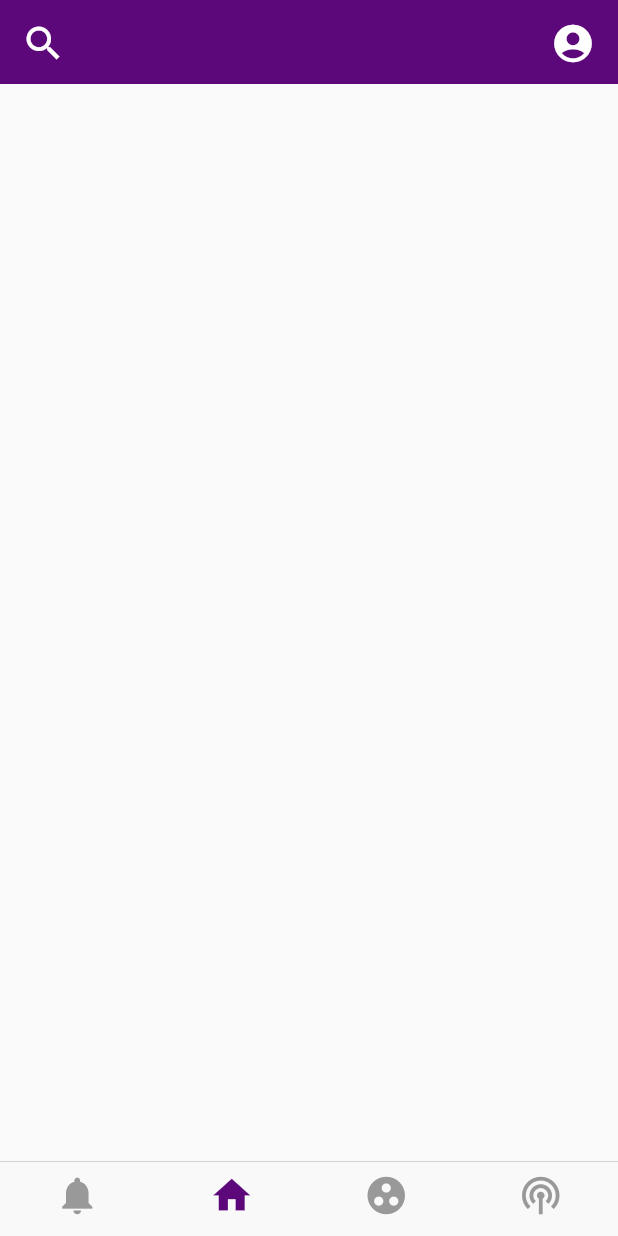
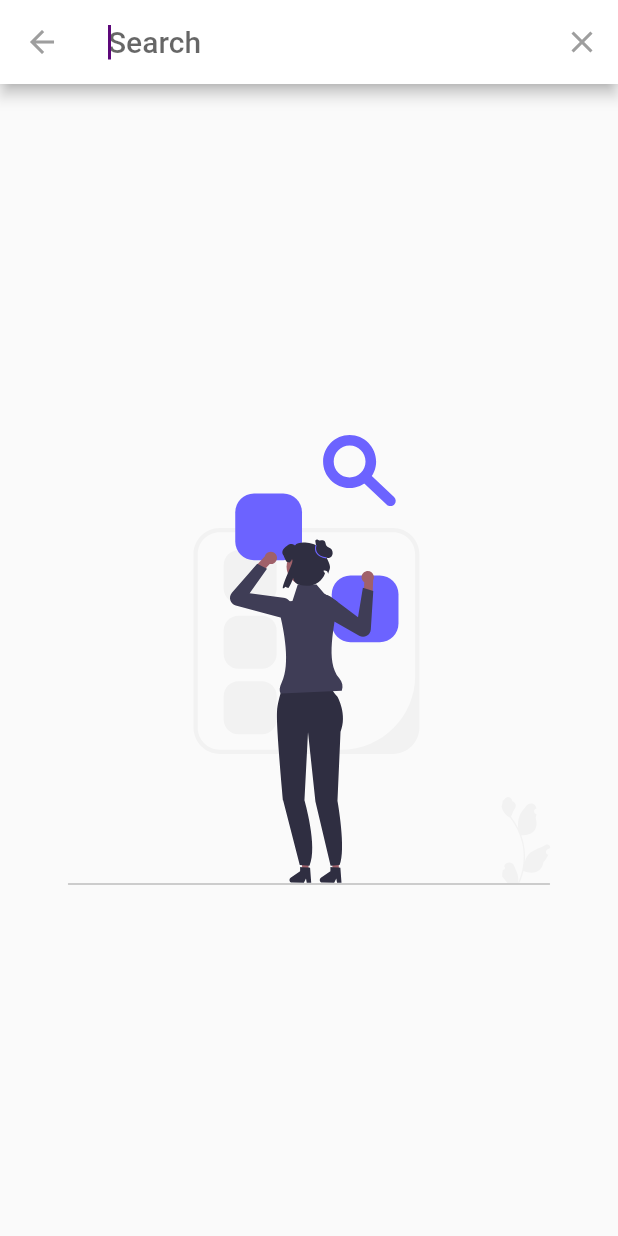
Before and after one commit to JonahCodeGeek/DBU-PUSH-REPO, a Flutter app: the PageNavigator screen opened directly, item 2 of the bottom bar chosen, after a tap on the "search" icon, on a phone screen of 412 x 824 dp. Run offline on Flutter 3.47's test engine with Material 2 defaults, Android fonts, the phone set to English and light mode, and no system bars; our stand-ins replace cached_network_image, cloud_firestore, firebase_core, flutter_svg, google_fonts; accounts and stored records are empty.

Commit message:
search functinality using search delegates

```diff
--- a/lib/main.dart
+++ b/lib/main.dart
@@ -1,4 +1,4 @@
-import 'package:dbu_push/screens/main_screen.dart';
+import 'package:dbu_push/screens/pages/page_navigator.dart';
 import 'package:flutter/material.dart';
 import 'package:firebase_core/firebase_core.dart';
 import 'utils/Theme/app_theme.dart';
@@ -19,7 +19,7 @@ class DbuPush extends StatelessWidget {
       debugShowCheckedModeBanner: false,
       title: 'DBU PUSH ',
       theme: appLightTheme(),
-      home: MainPage(),
+      home: PageNavigator(),
     );
   }
 }
--- a/lib/screens/pages/home.dart
+++ b/lib/screens/pages/home.dart
@@ -1,5 +1,12 @@
+import 'package:cloud_firestore/cloud_firestore.dart';
+import 'package:dbu_push/models/user.dart';
+import 'package:dbu_push/screens/pages/profile.dart';
 import 'package:dbu_push/utils/Theme/app_colors.dart';
+import 'package:dbu_push/utils/helpers/firestore_cloud_reference.dart';
+import 'package:dbu_push/widgets/build_no_content_search.dart';
 import 'package:dbu_push/widgets/circle_button.dart';
+import 'package:dbu_push/widgets/progress.dart';
+import 'package:dbu_push/widgets/user_list_tile.dart';
 import 'package:flutter/material.dart';
 
 class Home extends StatefulWidget {
@@ -10,20 +17,30 @@ class Home extends StatefulWidget {
 }
 
 class _HomeState extends State<Home> {
+  tapProfile() {
+    Navigator.push(
+        context, MaterialPageRoute(builder: ((context) => Profile())));
+  }
+
   @override
   Widget build(BuildContext context) {
     return Scaffold(
       body: CustomScrollView(
         slivers: [
-
           SliverAppBar(
-             backgroundColor:AppColors.primaryColor,
+            backgroundColor: AppColors.primaryColor,
             floating: true,
             leading: CircleButton(
-                icon: Icons.search, iconSize: 30, onPressed: () {}),
+                icon: Icons.search,
+                iconSize: 30,
+                onPressed: () {
+                  showSearch(context: context, delegate: ContentSearch());
+                }),
             actions: [
               CircleButton(
-                  icon: Icons.account_circle, iconSize: 30, onPressed: () {})
+                  icon: Icons.account_circle,
+                  iconSize: 30,
+                  onPressed: tapProfile)
             ],
           ),
         ],
@@ -31,3 +48,77 @@ class _HomeState extends State<Home> {
     );
   }
 }
+
+class ContentSearch extends SearchDelegate {
+  @override
+  List<Widget>? buildActions(BuildContext context) {
+    return [
+      IconButton(
+        onPressed: () {
+          query = '';
+        },
+        icon: Icon(Icons.clear),
+      ),
+    ];
+  }
+
+  @override
+  Widget? buildLeading(BuildContext context) {
+    return IconButton(
+        onPressed: () {
+          close(context, null);
+        },
+        icon: Icon(Icons.arrow_back));
+  }
+
+  @override
+  Widget buildResults(BuildContext context) {
+    return FutureBuilder<QuerySnapshot>(
+      future: usersDoc.where('fullName', isGreaterThanOrEqualTo: query).get(),
+      builder: ((context, snapshot) {
+        if (!snapshot.hasData) {
+          return circularProgress();
+        }
+        if (query == '') {
+          return BuildNoContent();
+        }
+
+        List<UserResult> searchSnapshots = [];
+        snapshot.data?.docs.map((doc) {
+          User user = User.fromDocument(doc);
+          UserResult results = UserResult(user);
+          searchSnapshots.add(results);
+        }).toList();
+        return ListView(
+          children: searchSnapshots,
+        );
+      }),
+    );
+  }
+
+  @override
+  Widget buildSuggestions(BuildContext context) {
+    return FutureBuilder<QuerySnapshot>(
+      future: usersDoc.where('fullName', isGreaterThanOrEqualTo: query).get(),
+      builder: ((context, snapshot) {
+        if (!snapshot.hasData) {
+          return circularProgress();
+        }
+
+        List<UserResult> searchSnapshots = [];
+
+        if (query == '') {
+          return BuildNoContent();
+        }
+        snapshot.data?.docs.map((doc) {
+          User user = User.fromDocument(doc);
+          UserResult results = UserResult(user);
+          searchSnapshots.add(results);
+        }).toList();
+        return ListView(
+          children: searchSnapshots,
+        );
+      }),
+    );
+  }
+}
--- a/lib/screens/pages/page_navigator.dart
+++ b/lib/screens/pages/page_navigator.dart
@@ -7,13 +7,14 @@ import 'package:flutter/cupertino.dart';
 import 'package:flutter/material.dart';
 
 class PageNavigator extends StatefulWidget {
-  PageNavigator({Key? key}) : super(key: key);
+  const PageNavigator({Key? key}) : super(key: key);
 
   @override
   State<PageNavigator> createState() => _PageNavigatorState();
 }
 
 class _PageNavigatorState extends State<PageNavigator> {
+
   int pageIndex = 1;
 
    PageController? pageController;
@@ -48,7 +49,7 @@ class _PageNavigatorState extends State<PageNavigator> {
         onPageChanged: onPageChanged,
         controller: pageController,
         physics: NeverScrollableScrollPhysics(),
-        children: [
+        children: const [
           Notfications(),
           Home(),
           PrivateChannels(),
--- a/pubspec.yaml
+++ b/pubspec.yaml
@@ -40,6 +40,7 @@ dependencies:
   # The following adds the Cupertino Icons font to your application.
   # Use with the CupertinoIcons class for iOS style icons.
   cupertino_icons: ^1.0.2
+  cached_network_image: ^3.2.1
 
 dev_dependencies:
   flutter_test:
@@ -67,6 +68,7 @@ flutter:
     - assets/images/dbu_push.svg
     - assets/images/undraw_educator.svg
     - assets/images/undraw_personal_text.svg
+    - assets/images/undraw_search.svg
 
   # An image asset can refer to one or more resolution-specific "variants", see
   # https://flutter.dev/assets-and-images/#resolution-aware
```
Also changed, not shown: lib/screens/home.dart (deleted), pubspec.lock, 1 other file.
